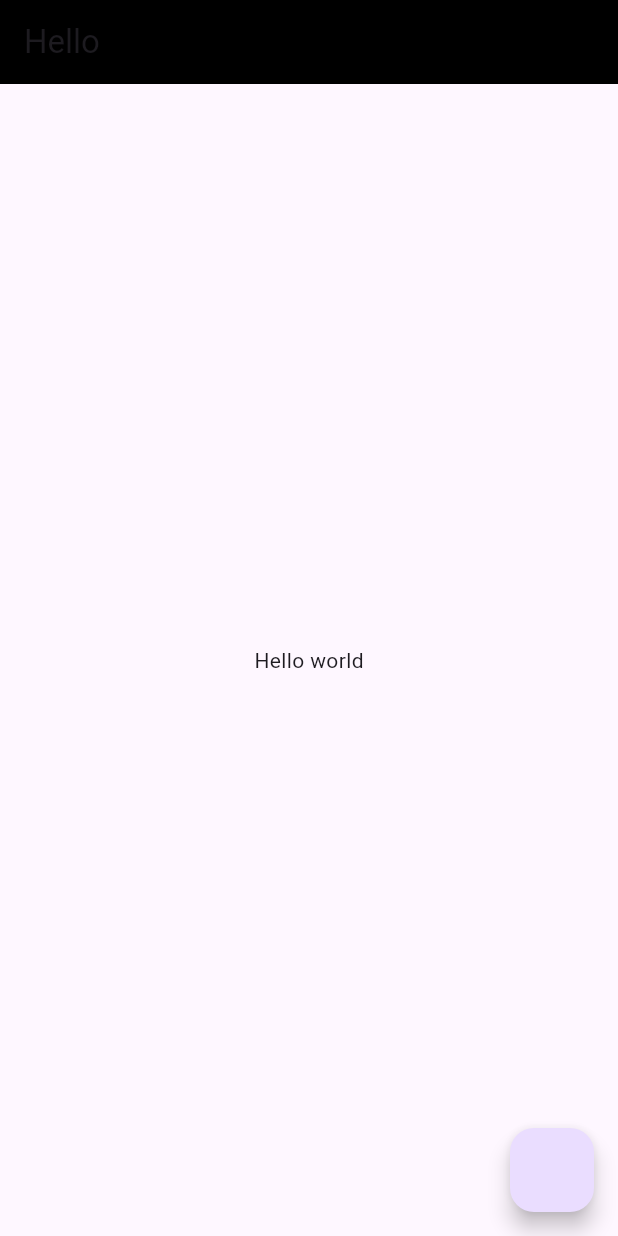
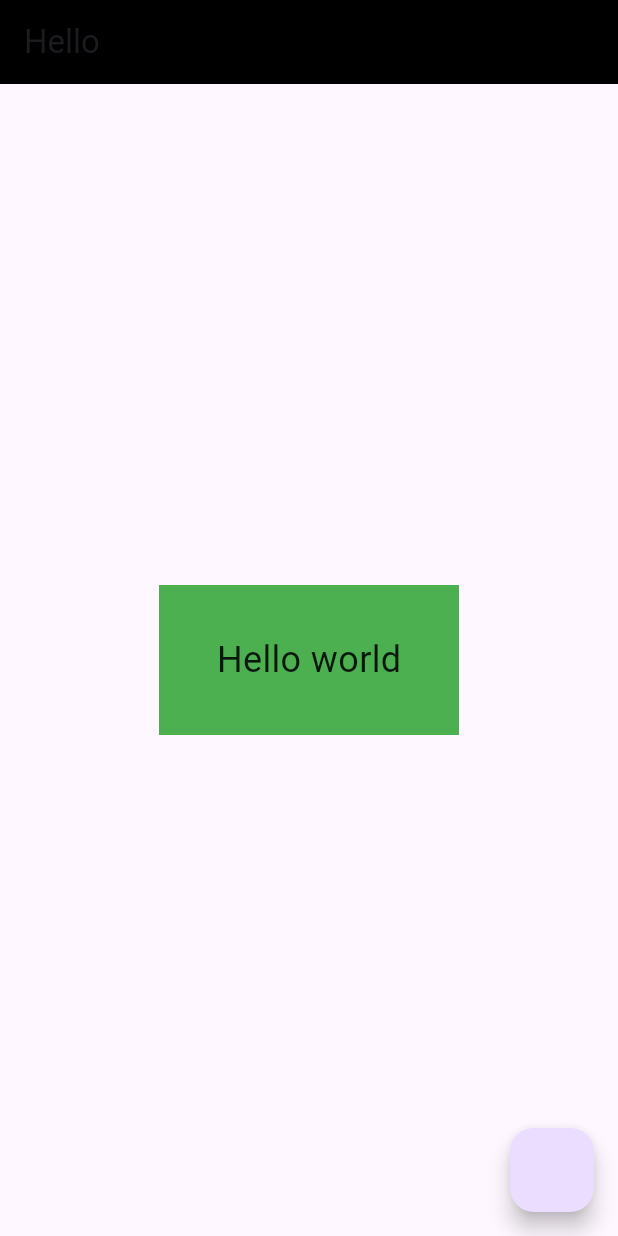
Before and after one commit to ahmedsalem2002m/flutter_basics, a Flutter app: the screen it shows after launch, on a phone screen of 412 x 824 dp. Run offline on Flutter 3.47's test engine with Material 3 defaults, Android fonts, the phone set to English and light mode, and no system bars.

Commit message:
Container widget

```diff
--- a/lib/main.dart
+++ b/lib/main.dart
@@ -19,7 +19,18 @@ class MyApp extends StatelessWidget {
           title: Text("Hello"),
         ),
         body: Center(
-          child: Text("Hello world"),
+          child: Container(
+            height: 100,
+            width: 200,
+            color: Colors.green,
+            child: Center(
+              child: Text("Hello world",
+                style: TextStyle(
+                    fontSize: 24,
+                    color: Colors.black87
+                ),),
+            ),
+          ),
         ),
       ),
     );
```
